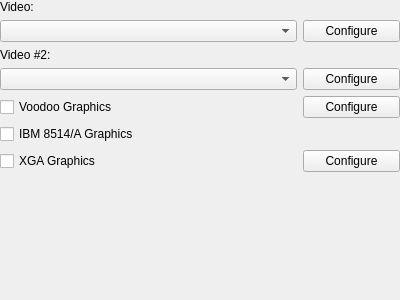
The window that src/qt/qt_settingsdisplay.ui (86Box/86Box) describes before a commit, drawn with Qt 5.
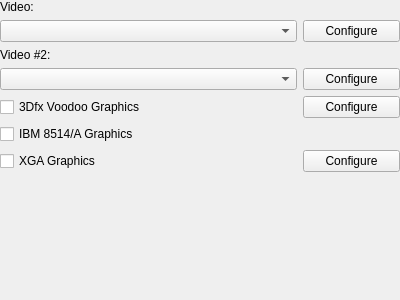
The same window after the commit.

What changed in the file:
```diff
--- a/src/qt/qt_settingsdisplay.ui
+++ b/src/qt/qt_settingsdisplay.ui
@@ -102,7 +102,7 @@
    <item row="4" column="0" colspan="2">
     <widget class="QCheckBox" name="checkBoxVoodoo">
      <property name="text">
-      <string>Voodoo Graphics</string>
+      <string>3Dfx Voodoo Graphics</string>
      </property>
     </widget>
    </item>
```
Left out of the diff: 2 changed lines with no effect on the pictures.
